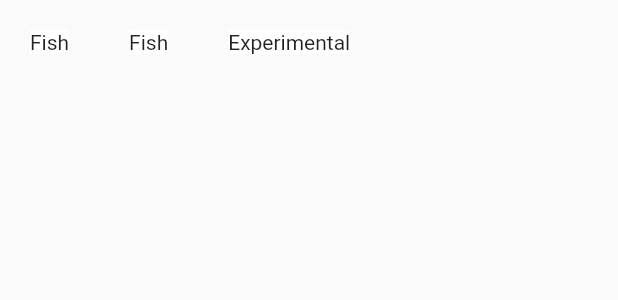
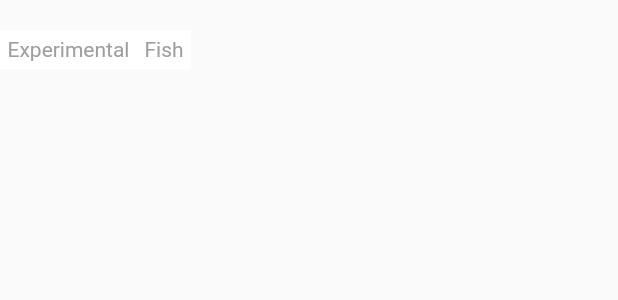
Before and after one commit to mohammedismayil/fista, a Flutter app: what storeCategoryRow() shows on an empty page, opened directly, on a phone screen of 412 x 824 dp. Shown: the top 300 px of the screen. Run offline on Flutter 3.47's test engine with Material 2 defaults, Android fonts, the phone set to English and light mode, and no system bars.

Commit message:
changing home page restaurant card

```diff
--- a/lib/Home/HomeRecommendedCard.dart
+++ b/lib/Home/HomeRecommendedCard.dart
@@ -53,9 +53,9 @@ class _HomeRecommendedCardState extends State<HomeRecommendedCard> {
 
                     children: [
                       RatingRow(),
-                      SizedBox(width: 15),
+                      SizedBox(width: 7),
                       timeRow(),
-                      SizedBox(width: 15),
+                      SizedBox(width: 7),
                       starRow(),
 
                     ],
@@ -78,7 +78,7 @@ Widget RatingRow() {
         Icons.star,
         size: 15,
       ),
-      SizedBox(width: 5),
+      SizedBox(width: 2),
       Text("4.5")
     ],
   );
@@ -87,7 +87,9 @@ Widget RatingRow() {
 Widget timeRow() {
   return Row(
     children: [Icon(Icons.access_time_sharp, size: 15),
-    SizedBox(width: 5), Text("25-30min")],
+      SizedBox(width: 2),
+      Text("25-30min")
+    ],
   );
 }
 
@@ -98,28 +100,85 @@ Widget starRow() {
 }
 
 Widget storeCategoryRow() {
+  List<String> items = ['foo', 'bar', 'foo', 'bar', 'foo'];
+
   return Padding(
     padding: const EdgeInsets.only(top:20),
     child: Row(
       crossAxisAlignment: CrossAxisAlignment.start,
       children: [
-        Container(
-          margin: EdgeInsets.only(right: 20, left: 20),
-          child: Text('Fish',textAlign: TextAlign.center,),
-          color: Colors.white,
+        // ListView.builder(
+        //   scrollDirection: Axis.horizontal,
+        //   itemCount: items.length,
+        //   itemBuilder: (context, index) {
+        //     return ListTile(
+        //       title: Text(items[index]),
+        //     );
+        //   },
+        // ),
+        // Flexible(
+        //   child: Container(
+        //     padding: EdgeInsets.only(left: 5, right: 5, top: 5, bottom: 5),
+        //     // decoration: BoxDecoration(
+        //     //   borderRadius: BorderRadius.all(Radius.circular(10)),
+        //     // ),
+        //     child: Text(
+        //       'Steak',
+        //       textAlign: TextAlign.center,
+        //       style: TextStyle(
+        //         color: Colors.grey,
+        //       ),
+        //     ),
+        //     color: Colors.white,
+        //   ),
+        // ),
+        // Flexible(
+        //   child: Container(
+        //     padding: EdgeInsets.only(left: 5, right: 5, top: 5, bottom: 5),
+        //     // decoration: BoxDecoration(
+        //     //   borderRadius: BorderRadius.all(Radius.circular(10)),
+        //     // ),
+        //     child: Text(
+        //       'Fish',
+        //       textAlign: TextAlign.center,
+        //       style: TextStyle(
+        //         color: Colors.grey,
+        //       ),
+        //     ),
+        //     color: Colors.white,
+        //   ),
+        // ),
+        Flexible(
+          child: Container(
+            padding: EdgeInsets.only(left: 5, right: 5, top: 5, bottom: 5),
+            // decoration: BoxDecoration(
+            //   borderRadius: BorderRadius.all(Radius.circular(10)),
+            // ),
+            child: Text(
+              'Experimental',
+              textAlign: TextAlign.center,
+              style: TextStyle(
+                color: Colors.grey,
+              ),
+            ),
+            color: Colors.white,
+          ),
         ),
-        Container(
-          margin: EdgeInsets.only(right: 20, left: 20),
-         child: Text('Fish',textAlign: TextAlign.center,),
-          color: Colors.white,
-        ),
-        Container(
-          margin: EdgeInsets.only(right: 20, left: 20),
-          child: Expanded(
-            child: Flexible(child: Text('Experimental',textAlign: TextAlign.center, maxLines: 1,
-                    softWrap: false,)),
+        Flexible(
+          child: Container(
+            padding: EdgeInsets.only(left: 5, right: 5, top: 5, bottom: 5),
+            // decoration: BoxDecoration(
+            //   borderRadius: BorderRadius.all(Radius.circular(10)),
+            // ),
+            child: Text(
+              'Fish',
+              textAlign: TextAlign.center,
+              style: TextStyle(
+                color: Colors.grey,
+              ),
+            ),
+            color: Colors.white,
           ),
-          color: Colors.white,
         ),
       ],
     ),
--- a/lib/Home/HomeScreen.dart
+++ b/lib/Home/HomeScreen.dart
@@ -30,6 +30,7 @@ class _HomeScreenState extends State<HomeScreen> {
   @override
   Widget build(BuildContext context) {
     return SafeArea(
+
       child: ListView(
         children: [
           Column(
```
Also changed, not shown: lib/Home/Home.dart (+59 -12 lines).
